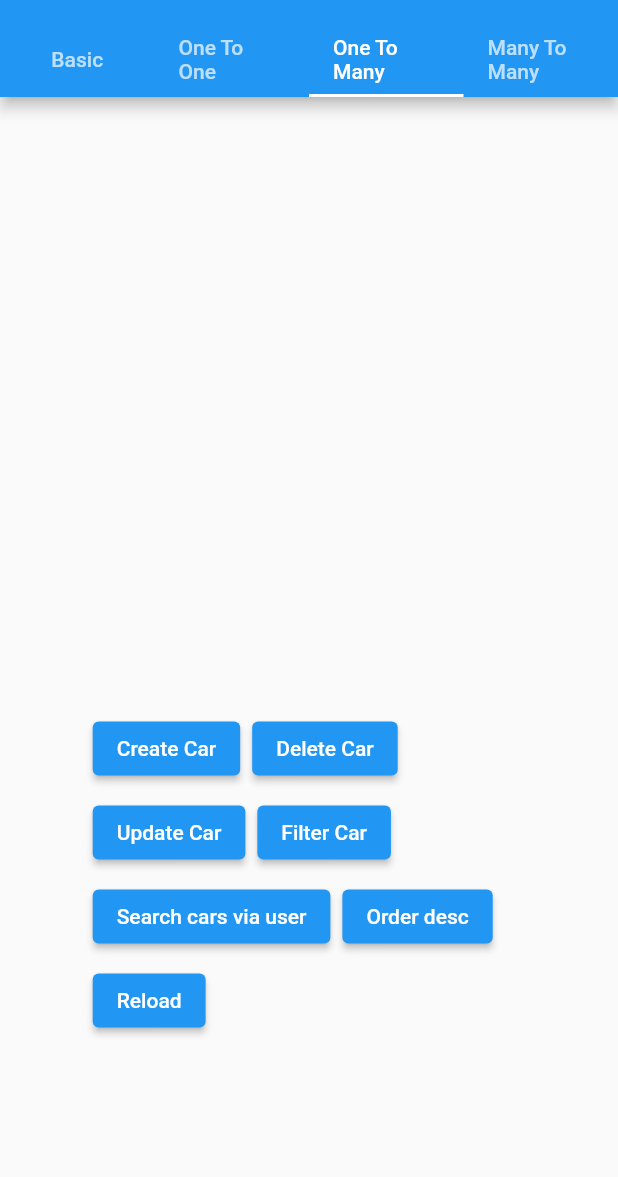
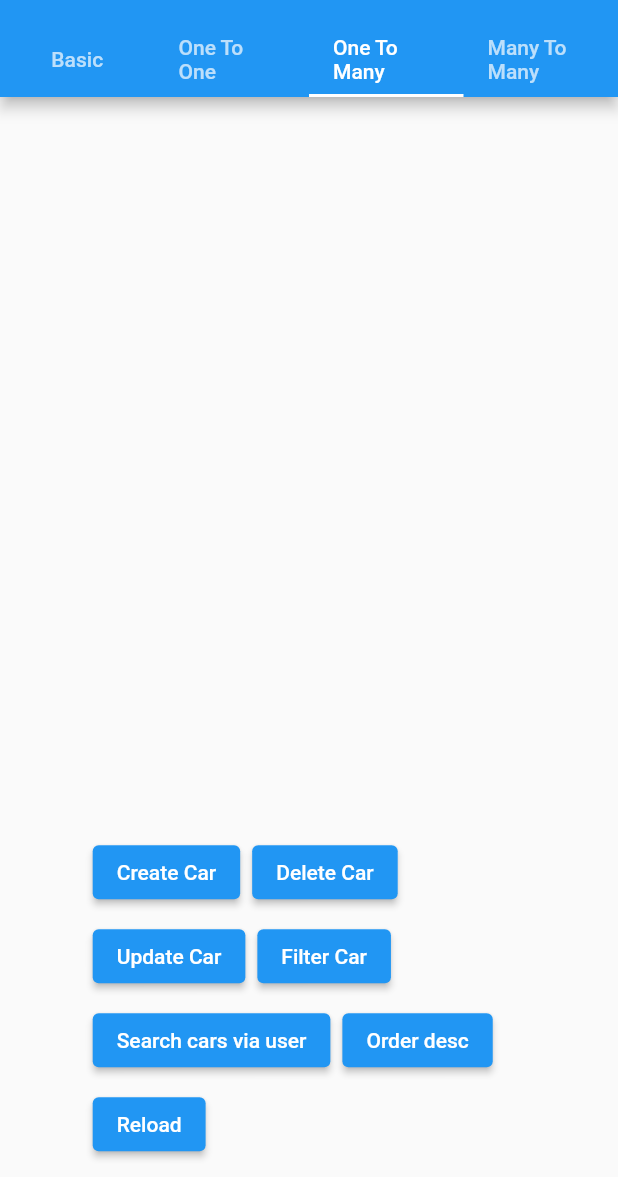
Before and after one commit to w99910/wazeloquent, a Flutter app: the screen it shows after launch, tab 3 chosen, scrolled down 104 dp, after a tap on "Filter Car", on a phone screen of 412 x 824 dp, the part 59-1236 px from its top. Run offline on Flutter 3.47's test engine with Material 2 defaults, Android fonts, the phone set to English and light mode, and no system bars; our stand-ins replace sqflite; accounts and stored records are empty.

Commit message:
Update documentaion at methods

```diff
--- a/example/lib/pages/many_to_many.dart
+++ b/example/lib/pages/many_to_many.dart
@@ -334,6 +334,7 @@ class _ManyToManyWidgetState extends State<ManyToManyWidget> {
 
   Widget buildStudentLists() {
     return ListView.separated(
+        controller: ScrollController(),
         itemBuilder: (context, index) {
           return ListTile(
             leading: Checkbox(
@@ -361,6 +362,7 @@ class _ManyToManyWidgetState extends State<ManyToManyWidget> {
 
   Widget buildClassLists() {
     return ListView.separated(
+        controller: ScrollController(),
         itemBuilder: (context, index) {
           return ListTile(
             leading: Checkbox(
--- a/example/lib/pages/one_to_many.dart
+++ b/example/lib/pages/one_to_many.dart
@@ -6,6 +6,7 @@ import 'package:example/eloquents/user.dart';
 import 'package:example/models/car.dart';
 import 'package:example/models/user.dart';
 import 'package:flutter/material.dart';
+import 'package:wazeloquent/wazeloquent.dart';
 
 class OneToManyWidget extends StatefulWidget {
   const OneToManyWidget({Key? key}) : super(key: key);
@@ -95,10 +96,23 @@ class _OneToManyWidgetState extends State<OneToManyWidget> {
   }
 
   filterCars() async {
-    User user = users[Random().nextInt(users.length)];
+    int index = Random().nextInt(users.length);
+    User user = users[index];
     showSnack(
       'Filtering for cars which ${user.name} owns ... ',
     );
+    var query = await user.getCars();
+    var data =
+        await query.where('name', '%Ford%', operator: Operator.like).get();
+    if (data != null && data.isNotEmpty) {
+      List<Car> _cars = [];
+      for (var car in data) {
+        _cars.add(Car.fromDB(car));
+      }
+      setState(() {
+        users[index].cars = _cars;
+      });
+    }
   }
 
   delete() async {
@@ -163,13 +177,14 @@ class _OneToManyWidgetState extends State<OneToManyWidget> {
   Widget build(BuildContext context) {
     Size size = MediaQuery.of(context).size;
     return SingleChildScrollView(
+      controller: ScrollController(),
       child: SizedBox(
         width: size.width * 0.95,
         height: size.height,
         child: Column(children: [
           const SizedBox(height: 20),
           SizedBox(
-              height: size.height * 0.6,
+              height: size.height * 0.7,
               width: size.width * 0.7,
               child: ListView.builder(
                   itemCount: users.length,
@@ -200,7 +215,6 @@ class _OneToManyWidgetState extends State<OneToManyWidget> {
                     );
                   })),
           SizedBox(
-            height: size.height * 0.2,
             width: size.width * 0.7,
             child: Wrap(
               spacing: 8,
--- a/example/lib/pages/one_to_one.dart
+++ b/example/lib/pages/one_to_one.dart
@@ -126,15 +126,17 @@ class _OneToOneWidgetState extends State<OneToOneWidget> {
   Widget build(BuildContext context) {
     Size size = MediaQuery.of(context).size;
     return SingleChildScrollView(
+      controller: ScrollController(),
       child: SizedBox(
         width: size.width * 0.95,
         height: size.height,
         child: Column(children: [
           const SizedBox(height: 20),
           SizedBox(
-              height: size.height * 0.45,
+              height: size.height * 0.7,
               width: size.width * 0.7,
               child: ListView.builder(
+                  controller: ScrollController(),
                   itemCount: cars.length,
                   itemBuilder: (_, int index) {
                     Car car = cars[index];
@@ -145,7 +147,6 @@ class _OneToOneWidgetState extends State<OneToOneWidget> {
                     );
                   })),
           SizedBox(
-            height: size.height * 0.4,
             width: size.width * 0.7,
             child: Wrap(
               spacing: 8,
--- a/lib/src/support/generator.dart
+++ b/lib/src/support/generator.dart
@@ -139,6 +139,8 @@ abstract class Generator {
     if (_wheres.isNotEmpty) {
       if (!q.contains('WHERE')) {
         q += ' WHERE';
+      } else {
+        q += ' AND';
       }
       table ??= tableName;
       var whereAnd =
--- a/lib/wazeloquent.dart
+++ b/lib/wazeloquent.dart
@@ -9,3 +9,5 @@ export 'src/models/relationship_model.dart';
 export 'src/relationships/one_to_one.dart';
 export 'src/relationships/one_to_many.dart';
 export 'src/relationships/many_to_many.dart';
+export 'src/enums/operator.dart';
+export 'src/enums/sort.dart';
```
Also changed, not shown: lib/src/models/relationship_model.dart (+27 -21 lines), lib/src/relationships/many_to_many.dart (+32 -4 lines), lib/src/relationships/one_to_many.dart (+16 -0 lines), 2 other files.
